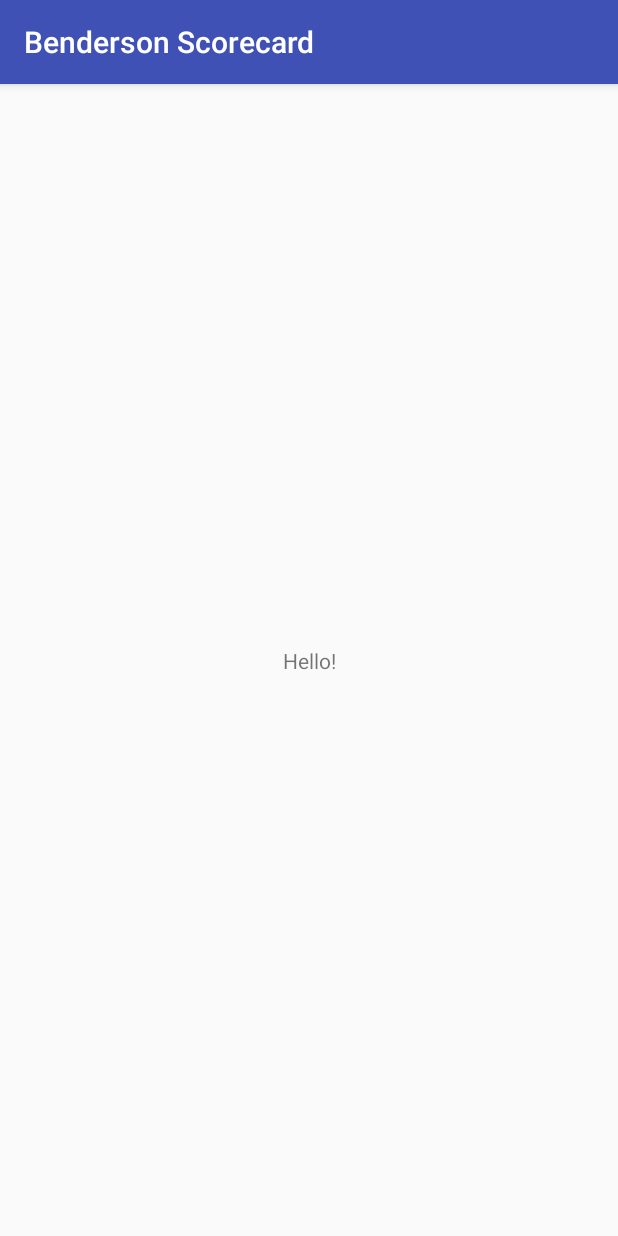
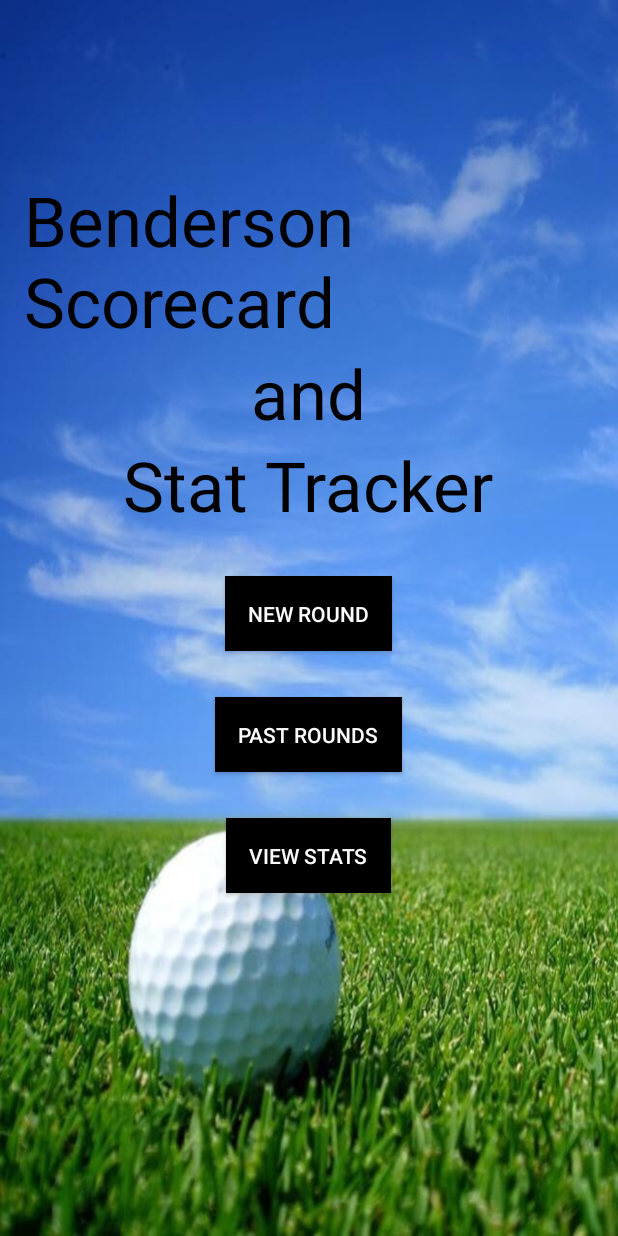
Before and after one commit to JoshAnderson4201/BendersonScorecardApp, an Android app: the screen it shows after launch (MainActivity), on a phone screen of 412 x 824 dp. Run offline under Robolectric (Android 15) with nearby library versions, the phone set to English and light mode, and no system bars.

Commit message:
Main menu created, new styles/buttons to be added

```diff
--- a/BendersonScorecard/app/src/main/res/layout/activity_main.xml
+++ b/BendersonScorecard/app/src/main/res/layout/activity_main.xml
@@ -1,18 +1,79 @@
 <?xml version="1.0" encoding="utf-8"?>
-<android.support.constraint.ConstraintLayout xmlns:android="http://schemas.android.com/apk/res/android"
-    xmlns:app="http://schemas.android.com/apk/res-auto"
-    xmlns:tools="http://schemas.android.com/tools"
-    android:layout_width="match_parent"
-    android:layout_height="match_parent"
-    tools:context="com.example.ja160637.bendersonscorecard.MainActivity">
+<RelativeLayout
+xmlns:android="http://schemas.android.com/apk/res/android"
+xmlns:tools="http://schemas.android.com/tools"
+android:layout_width="match_parent"
+android:layout_height="match_parent"
+android:paddingBottom="16dp"
+android:paddingLeft="16dp"
+android:paddingRight="16dp"
+android:paddingTop="16dp"
+tools:context="com.example.ja160637.bendersonscorecard.MainActivity"
+    android:background="@drawable/mainmenubackground">
 
     <TextView
+        android:id="@+id/Title"
         android:layout_width="wrap_content"
         android:layout_height="wrap_content"
-        android:text="Hello!"
-        app:layout_constraintBottom_toBottomOf="parent"
-        app:layout_constraintLeft_toLeftOf="parent"
-        app:layout_constraintRight_toRightOf="parent"
-        app:layout_constraintTop_toTopOf="parent" />
+        android:text="Benderson Scorecard"
+        android:textSize="46dp"
+        android:layout_marginTop="100dp"
+        android:layout_centerHorizontal="true"
+        android:textColor="@color/colorPrimaryDark"
+        />
+    <TextView
+        android:id="@+id/and"
+        android:layout_width="wrap_content"
+        android:layout_height="wrap_content"
+        android:text="and"
+        android:layout_below="@id/Title"
+        android:layout_centerHorizontal="true"
+        android:textSize="46dp"
+        android:textColor="@color/colorPrimaryDark"/>
+    <TextView
+        android:id="@+id/statTracker"
+        android:layout_width="wrap_content"
+        android:layout_height="wrap_content"
+        android:text="Stat Tracker"
+        android:textSize="46dp"
+        android:layout_centerHorizontal="true"
+        android:layout_below="@+id/and"
+        android:textColor="@color/colorPrimaryDark"/>
+    <Button
+        android:id="@+id/newRound"
+        android:layout_width="wrap_content"
+        android:layout_height="wrap_content"
+        android:text="New Round"
+        android:layout_below="@+id/statTracker"
+        android:layout_centerHorizontal="true"
+        android:layout_marginTop="30dp"
+        android:layout_marginBottom="15dp"
+        android:padding="15dp"
+        android:background="@color/colorPrimaryDark"
+        android:textColor="@color/colorAccent"/>
+    <Button
+        android:id="@+id/pastRound"
+        android:layout_width="wrap_content"
+        android:layout_height="wrap_content"
+        android:text="Past Rounds"
+        android:layout_centerHorizontal="true"
+        android:layout_below="@+id/newRound"
+        android:padding="15dp"
+        android:background="@color/colorPrimaryDark"
+        android:textColor="@color/colorAccent"
+        android:layout_margin="15dp"/>
+    <Button
+        android:id="@+id/viewStats"
+        android:layout_width="wrap_content"
+        android:layout_height="wrap_content"
+        android:layout_centerHorizontal="true"
+        android:layout_below="@id/pastRound"
+        android:text="View Stats"
+        android:padding="15dp"
+        android:background="@color/colorPrimaryDark"
+        android:textColor="@color/colorAccent"
+        android:layout_margin="15dp"
+        />
 
-</android.support.constraint.ConstraintLayout>
+
+</RelativeLayout>
--- a/BendersonScorecard/app/src/main/res/values/colors.xml
+++ b/BendersonScorecard/app/src/main/res/values/colors.xml
@@ -1,6 +1,6 @@
 <?xml version="1.0" encoding="utf-8"?>
 <resources>
-    <color name="colorPrimary">#3F51B5</color>
-    <color name="colorPrimaryDark">#303F9F</color>
-    <color name="colorAccent">#FF4081</color>
+    <color name="colorPrimary">#3e5c2c</color>
+    <color name="colorPrimaryDark">#000000</color>
+    <color name="colorAccent">#fcfbfb</color>
 </resources>
--- a/BendersonScorecard/app/src/main/res/values/styles.xml
+++ b/BendersonScorecard/app/src/main/res/values/styles.xml
@@ -1,11 +1,11 @@
 <resources>
 
     <!-- Base application theme. -->
-    <style name="AppTheme" parent="Theme.AppCompat.Light.DarkActionBar">
+    <style name="AppTheme" parent="Theme.AppCompat.Light.NoActionBar">
         <!-- Customize your theme here. -->
-        <item name="colorPrimary">@color/colorPrimary</item>
-        <item name="colorPrimaryDark">@color/colorPrimaryDark</item>
-        <item name="colorAccent">@color/colorAccent</item>
+        <item name="colorPrimary">#65c452</item>
+        <item name="colorPrimaryDark">#3c662a</item>
+        <item name="colorAccent">#000000</item>
     </style>
 
 </resources>
```
Also changed, not shown: BendersonScorecard/app/src/main/res/drawable/mainmenubackground.jpg (added).
